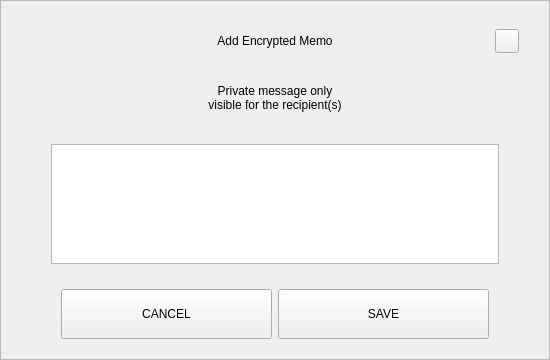
Old version of the form src/qt/pivx/forms/sendmemodialog.ui in the repository Liquid369/blank.
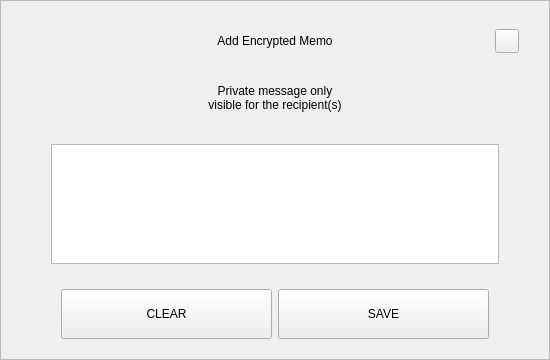
New version of the form.

The edit to the form file:
```diff
--- a/src/qt/pivx/forms/sendmemodialog.ui
+++ b/src/qt/pivx/forms/sendmemodialog.ui
@@ -249,7 +249,7 @@
            <enum>Qt::NoFocus</enum>
           </property>
           <property name="text">
-           <string>CANCEL</string>
+           <string notr="true">CLEAR</string>
           </property>
          </widget>
         </item>
```
